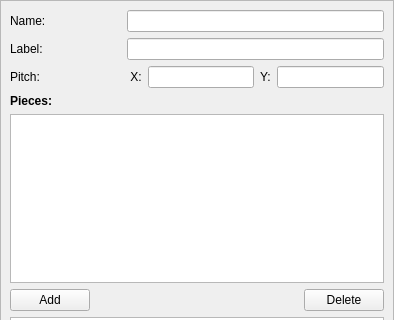
The window that Application/cmbNucPinCellEditor.ui (Sprunth/RGG) describes before a commit, drawn with Qt 5; both pictures show x 0 to 394 and y 0 to 320 of the 394 by 596 pixel window.
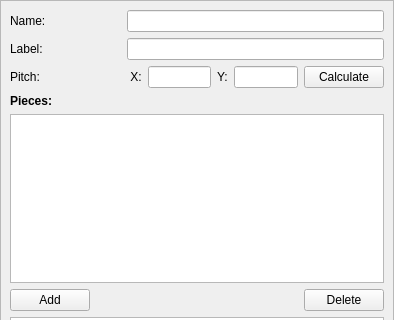
The same window after the commit.

Commit message: add more control for pitch

What changed in the file:
```diff
--- a/Application/cmbNucPinCellEditor.ui
+++ b/Application/cmbNucPinCellEditor.ui
@@ -54,6 +54,13 @@
          <item>
           <widget class="QLineEdit" name="pitchY"/>
          </item>
+         <item>
+          <widget class="QPushButton" name="CalculatePitch">
+           <property name="text">
+            <string>Calculate</string>
+           </property>
+          </widget>
+         </item>
         </layout>
        </item>
        <item row="9" column="0" colspan="3">
```
The commit also changes 7 other files.
